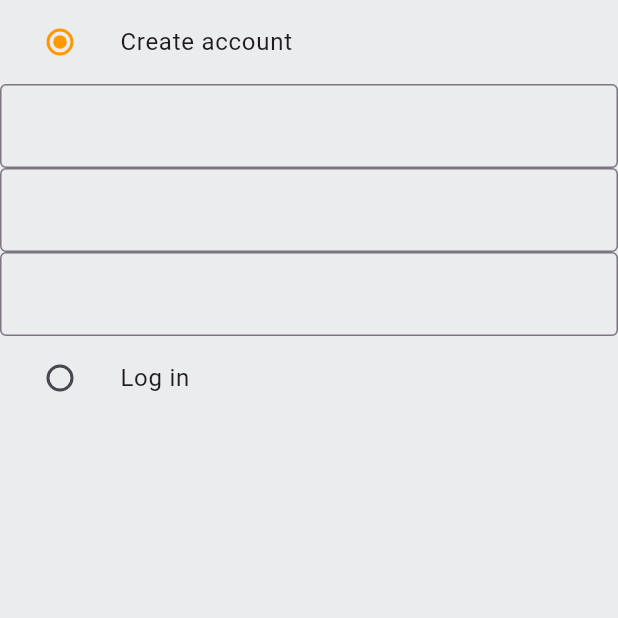
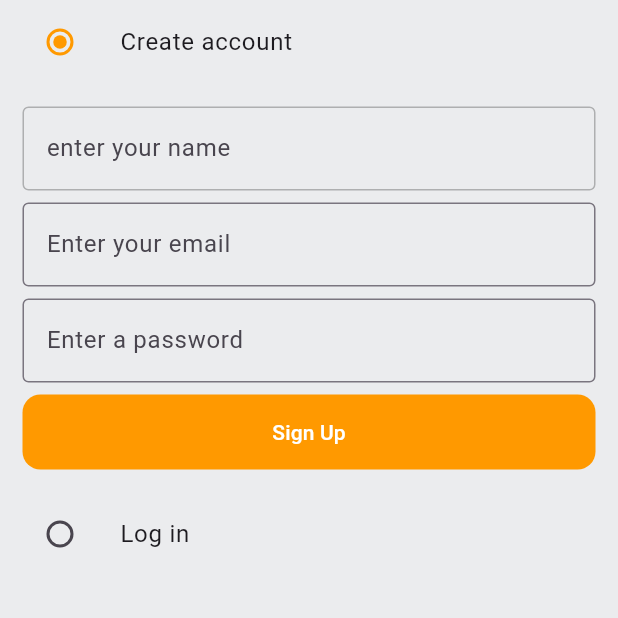
Before and after one commit to samuel2l/Amazon-Clone, a Flutter app: the screen it shows after launch, on a phone screen of 412 x 824 dp, the top half of it. Run offline on Flutter 3.47's test engine with Material 3 defaults, Android fonts, the phone set to English and light mode, and no system bars.

```diff
--- a/lib/features/auth/screens/auth.dart
+++ b/lib/features/auth/screens/auth.dart
@@ -16,6 +16,14 @@ class _AuthState extends State<Auth> {
   TextEditingController nameController = TextEditingController();
   TextEditingController emailController = TextEditingController();
   TextEditingController passwordController = TextEditingController();
+  @override
+  void dispose() {
+    nameController.dispose();
+    emailController.dispose();
+    passwordController.dispose();
+    super.dispose();
+  }
+
   @override
   Widget build(BuildContext context) {
     return Scaffold(
@@ -36,49 +44,154 @@ class _AuthState extends State<Auth> {
           ),
           auth == 'signUp'
               ? Form(
+                  child: Padding(
+                    padding: const EdgeInsets.all(15.0),
                     child: Column(
+                      mainAxisAlignment: MainAxisAlignment.spaceAround,
                       children: [
                         TextFormField(
                           controller: nameController,
                           decoration: const InputDecoration(
+                              hintText: 'enter your name',
+                              border: OutlineInputBorder(
+                                borderSide: BorderSide(color: Colors.black26),
+                              ),
+                              enabledBorder: OutlineInputBorder(
+                                borderSide: BorderSide(color: Colors.black26),
+                              )),
+                          validator: (value) {},
+                        ),
+                        const SizedBox(
+                          height: 8,
+                        ),
+                        TextFormField(
+                          controller: emailController,
+                          decoration: const InputDecoration(
+                            hintText: 'Enter your email',
                             border: OutlineInputBorder(
                               borderSide: BorderSide(color: Colors.black26),
                             ),
                           ),
                           validator: (value) {},
                         ),
+                        const SizedBox(
+                          height: 8,
+                        ),
                         TextFormField(
-                      controller: emailController,
+                          controller: passwordController,
+                          obscureText: true,
                           decoration: const InputDecoration(
+                            hintText: 'Enter a password',
                             border: OutlineInputBorder(
                               borderSide: BorderSide(color: Colors.black26),
                             ),
                           ),
                           validator: (value) {},
                         ),
+                        const SizedBox(
+                          height: 8,
+                        ),
+                        TextButton(
+                          onPressed: () {},
+                          style: TextButton.styleFrom(
+                            backgroundColor: secondaryColor,
+                            elevation: 1,
+                            foregroundColor: Colors.white,
+                            minimumSize: const Size(double.infinity, 50),
+                            shape: RoundedRectangleBorder(
+                              borderRadius: BorderRadius.circular(
+                                  12), // Adjust the value for more/less rounding
+                            ),
+                          ),
+                          child: const Text(
+                            'Sign Up',
+                          ),
+                        ),
+                      ],
+                    ),
+                  ),
+                )
+              : const SizedBox.shrink(),
+          ListTile(
+            title: const Text('Log in'),
+            leading: Radio(
+                activeColor: secondaryColor,
+                value: 'logIn',
+                groupValue: auth,
+                onChanged: (value) => setState(() {
+                      auth = value!;
+                    })),
+          ),
+          auth == 'logIn'
+              ? Form(
+                  child: Padding(
+                    padding: const EdgeInsets.all(15.0),
+                    child: Column(
+                      mainAxisAlignment: MainAxisAlignment.spaceAround,
+                      children: [
+                        // TextFormField(
+                        //   controller: nameController,
+                        //   decoration: const InputDecoration(
+                        //       hintText: 'enter your name',
+                        //       border: OutlineInputBorder(
+                        //         borderSide: BorderSide(color: Colors.black26),
+                        //       ),
+                        //       enabledBorder: OutlineInputBorder(
+                        //         borderSide: BorderSide(color: Colors.black26),
+                        //       )),
+                        //   validator: (value) {},
+                        // ),
+                        // const SizedBox(
+                        //   height: 8,
+                        // ),
                         TextFormField(
-                      controller: passwordController,
+                          controller: emailController,
                           decoration: const InputDecoration(
+                            hintText: 'Enter your email',
                             border: OutlineInputBorder(
                               borderSide: BorderSide(color: Colors.black26),
                             ),
                           ),
                           validator: (value) {},
                         ),
-
+                        const SizedBox(
+                          height: 8,
+                        ),
+                        TextFormField(
+                          controller: passwordController,
+                          obscureText: true,
+                          decoration: const InputDecoration(
+                            hintText: 'Enter your password',
+                            border: OutlineInputBorder(
+                              borderSide: BorderSide(color: Colors.black26),
+                            ),
+                          ),
+                          validator: (value) {},
+                        ),
+                        const SizedBox(
+                          height: 8,
+                        ),
+                        TextButton(
+                          onPressed: () {},
+                          style: TextButton.styleFrom(
+                            backgroundColor: secondaryColor,
+                            elevation: 1,
+                            foregroundColor: Colors.white,
+                            minimumSize: const Size(double.infinity, 50),
+                            shape: RoundedRectangleBorder(
+                              borderRadius: BorderRadius.circular(
+                                  12), // Adjust the value for more/less rounding
+                            ),
+                          ),
+                          child: const Text(
+                            'Log In ',
+                          ),
+                        ),
                       ],
-                ))
+                    ),
+                  ),
+                )
               : const SizedBox.shrink(),
-          ListTile(
-            title: const Text('Log in'),
-            leading: Radio(
-                activeColor: secondaryColor,
-                value: 'signIn',
-                groupValue: auth,
-                onChanged: (value) => setState(() {
-                      auth = value!;
-                    })),
-          ),
         ],
       )),
     );
```
Lines whose indentation alone changed are shown as unchanged.
